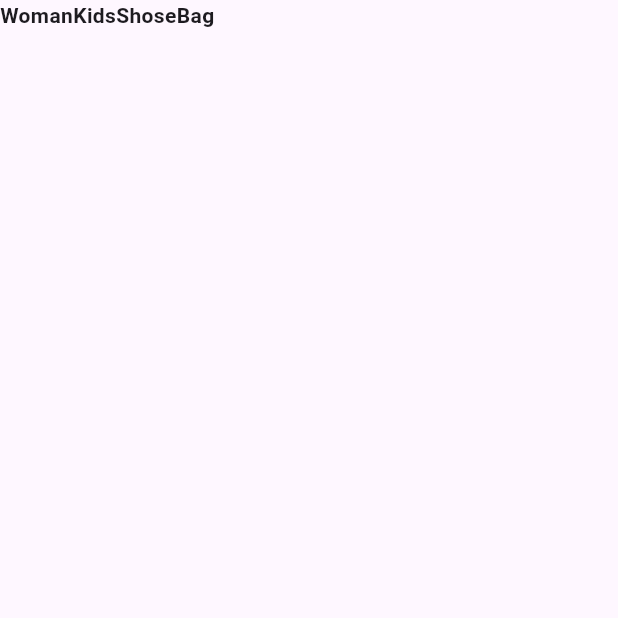
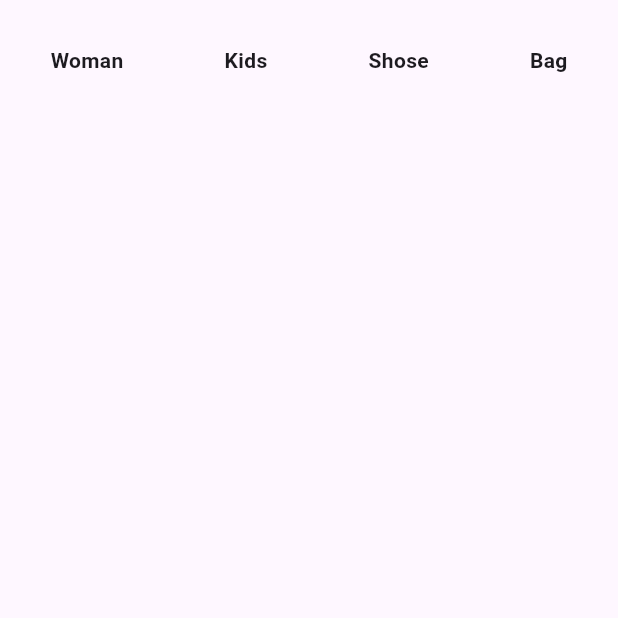
Before and after one commit to hippieperm/flutter_store_app, a Flutter app: the screen it shows after launch, on a phone screen of 412 x 824 dp, the top half of it. Run offline on Flutter 3.47's test engine with Material 3 defaults, Android fonts, the phone set to English and light mode, and no system bars.

Commit message:
StorePage의 레이아웃을 개선하고, 텍스트 요소를 패딩으로 감싸서 UI를 더욱 깔끔하게 정리했습니다.

```diff
--- a/lib/main.dart
+++ b/lib/main.dart
@@ -24,7 +24,10 @@ class StorePage extends StatelessWidget {
       body: SafeArea(
         child: Column(
           children: [
-            Row(
+            Padding(
+              padding: EdgeInsets.symmetric(vertical: 30),
+              child: Row(
+                mainAxisAlignment: MainAxisAlignment.spaceAround,
                 children: [
                   Text(
                     'Woman',
@@ -51,6 +54,7 @@ class StorePage extends StatelessWidget {
                     ),
                   ),
                 ],
+              ),
             )
           ],
         ),
```
Lines whose indentation alone changed are shown as unchanged.
